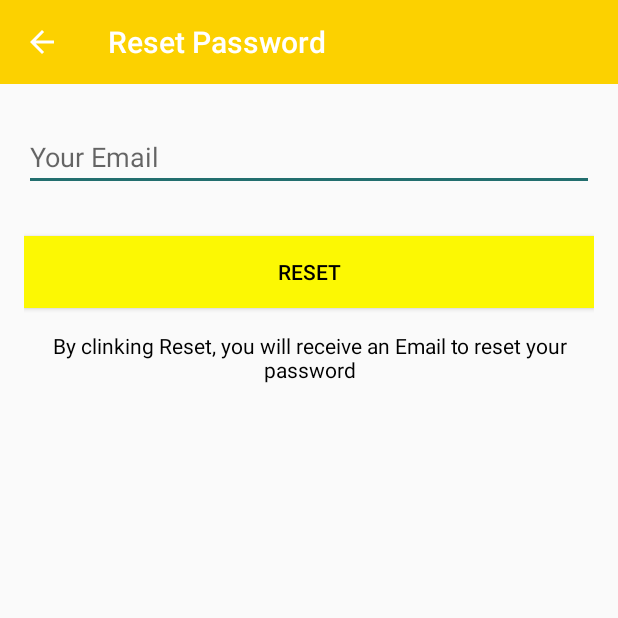
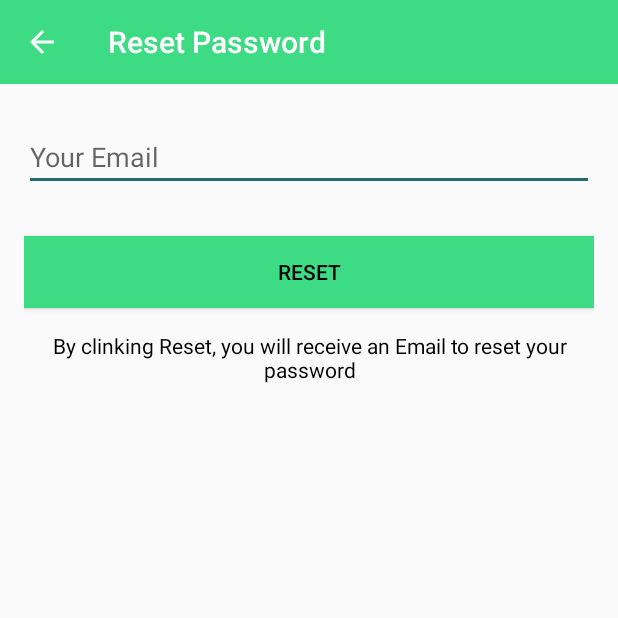
Before and after one commit to mukundS0ni/Firebase_Chatting_Apk, an Android app: the ResetPasswordActivity screen opened directly, with no data from a screen before it, on a phone screen of 412 x 824 dp, the top half of it. Run offline under Robolectric (Android 15) with nearby library versions, the phone set to English and light mode, and no system bars; our stand-ins replace Firebase (no records; nobody signed in at launch, a user with empty details on screens opened directly); libraries missing offline, so code that uses them is left out: com.rengwuxian.materialedittext; plain views replace MaterialEditText.

Commit message:
FireBase_Chating_Apk_ColorChange

```diff
--- a/app/src/main/AndroidManifest.xml
+++ b/app/src/main/AndroidManifest.xml
@@ -12,7 +12,7 @@
     <application
         android:allowBackup="true"
         android:icon="@mipmap/ic_launcher"
-        android:label="OnlChat"
+        android:label="ChatApk"
         android:roundIcon="@mipmap/ic_launcher_round"
         android:supportsRtl="true"
         android:theme="@style/AppTheme">
--- a/app/src/main/res/drawable/ic_launcher_foreground.xml
+++ b/app/src/main/res/drawable/ic_launcher_foreground.xml
@@ -3,13 +3,13 @@
     android:height="108dp"
     android:viewportWidth="108"
     android:viewportHeight="108"
-    android:tint="#FCEF00">
+    android:tint="#FFFFFF">
   <group android:scaleX="1.4616"
       android:scaleY="1.4616"
       android:translateX="36.4608"
       android:translateY="36.4608">
     <path
-        android:fillColor="@android:color/white"
+        android:fillColor="#fff"
         android:pathData="M20,2L4,2c-1.1,0 -1.99,0.9 -1.99,2L2,22l4,-4h14c1.1,0 2,-0.9 2,-2L22,4c0,-1.1 -0.9,-2 -2,-2zM9,11L7,11L7,9h2v2zM13,11h-2L11,9h2v2zM17,11h-2L15,9h2v2z"/>
   </group>
 </vector>
--- a/app/src/main/res/layout/activity_login.xml
+++ b/app/src/main/res/layout/activity_login.xml
@@ -52,7 +52,7 @@
         android:layout_below="@+id/password"
         android:layout_marginHorizontal="20dp"
         android:layout_marginTop="26dp"
-        android:background="#fcf803"
+        android:background="#3DDC84"
         android:text="Login"
         android:textSize="25dp" />
 
--- a/app/src/main/res/layout/activity_main.xml
+++ b/app/src/main/res/layout/activity_main.xml
@@ -15,7 +15,7 @@
                     android:layout_width="match_parent"
                     android:layout_height="wrap_content"
                     android:id="@+id/toolbar"
-                    android:background="#FCD100"
+                    android:background="#3DDC84"
                     android:theme = "@style/ThemeOverlay.AppCompat.Dark.ActionBar"
                     app:popupTheme = "@style/MenuStyle"
                     >
@@ -23,7 +23,7 @@
                             android:layout_width="30dp"
                             android:layout_height="30dp"
                             android:id="@+id/profile_image"
-                            android:background ="#FCD100"
+                            android:background ="#3DDC84"
                             />
 
                         <TextView
@@ -42,7 +42,7 @@
                 android:id="@+id/tab_layout"
                 android:layout_width="match_parent"
                 android:layout_height="wrap_content"
-                android:background="#FCD100"
+                android:background="#3DDC84"
                 app:tabSelectedTextColor="#000"
                 app:tabIndicatorColor="#000"
                 app:tabTextColor="#000"/>
--- a/app/src/main/res/layout/activity_message.xml
+++ b/app/src/main/res/layout/activity_message.xml
@@ -15,7 +15,7 @@
             android:layout_width="match_parent"
             android:layout_height="wrap_content"
             android:id="@+id/toolbar"
-            android:background="#FCD100"
+            android:background="#3DDC84"
             android:theme = "@style/ThemeOverlay.AppCompat.Dark.ActionBar"
             app:popupTheme = "@style/MenuStyle"
             >
@@ -23,7 +23,7 @@
             android:layout_width="30dp"
             android:layout_height="30dp"
             android:id="@+id/profile_image"
-            android:background ="#FCD100"
+            android:background ="#3DDC84"
             />
 
         <TextView
--- a/app/src/main/res/layout/activity_register.xml
+++ b/app/src/main/res/layout/activity_register.xml
@@ -9,7 +9,7 @@
     <androidx.appcompat.widget.Toolbar
         android:layout_width="match_parent"
         android:layout_height="wrap_content"
-        android:background="#FCD100">
+        android:background="#3DDC84">
 
         <include
             android:id="@+id/toolbar"
@@ -68,7 +68,7 @@
         android:layout_height="68dp"
         android:layout_marginHorizontal="20dp"
         android:layout_marginTop="450dp"
-        android:background="#FCF803"
+        android:background="#3DDC84"
         android:text="Register"
         android:textSize="25dp"
         tools:ignore="HardcodedText,SpUsage,UnusedAttribute" />
--- a/app/src/main/res/layout/activity_reset_password.xml
+++ b/app/src/main/res/layout/activity_reset_password.xml
@@ -31,7 +31,7 @@
             android:text="Reset"
             android:id="@+id/btn_reset"
             android:textColor="#000"
-            android:background="#FCF803"
+            android:background="#3DDC84"
             android:layout_marginTop="30dp"
             />
         <TextView
--- a/app/src/main/res/layout/activity_start.xml
+++ b/app/src/main/res/layout/activity_start.xml
@@ -14,7 +14,7 @@
         android:layout_centerHorizontal="true"
         android:layout_marginBottom="147dp"
         android:text="ChatApk"
-        android:textColor="#000"
+        android:textColor="#3DDC84"
         android:textSize="55sp"
         android:textStyle="bold" />
 
@@ -24,7 +24,7 @@
         android:layout_height="wrap_content"
         android:layout_alignParentTop="true"
         android:layout_marginTop="322dp"
-        android:background="#FCF803"
+        android:background="#3DDC84"
         android:textColor="#000"
         android:text="login"
         android:layout_marginRight="20dp"
@@ -36,7 +36,7 @@
         android:layout_height="wrap_content"
         android:layout_below="@+id/login"
         android:layout_marginTop="12dp"
-        android:background="#FCF803"
+        android:background="#3DDC84"
         android:text="register"
         android:layout_marginRight="20dp"
         android:layout_marginLeft="20dp"
--- a/app/src/main/res/layout/bar_layot.xml
+++ b/app/src/main/res/layout/bar_layot.xml
@@ -5,7 +5,7 @@
     android:layout_width="match_parent"
     android:layout_height="wrap_content"
     android:id="@+id/toolbar"
-    android:background="#FCD100"
+    android:background="#3DDC84"
     android:theme = "@style/ThemeOverlay.AppCompat.Dark.ActionBar"
     app:popupTheme = "@style/MenuStyle"
     >
--- a/app/src/main/res/values/ic_launcher_background.xml
+++ b/app/src/main/res/values/ic_launcher_background.xml
@@ -1,4 +1,4 @@
 <?xml version="1.0" encoding="utf-8"?>
 <resources>
-    <color name="ic_launcher_background">#3DDC84</color>
+    <color name="ic_launcher_background">#00FF76</color>
 </resources>
--- a/app/src/main/res/values/styles.xml
+++ b/app/src/main/res/values/styles.xml
@@ -3,8 +3,8 @@
     <!-- Base application theme. -->
     <style name="AppTheme" parent="Theme.AppCompat.Light.NoActionBar">
         <!-- Customize your theme here. -->
-        <item name="colorPrimary">#FCD100</item>
-        <item name="colorPrimaryDark">#FCD100</item>
+        <item name="colorPrimary">#3DDC84</item>
+        <item name="colorPrimaryDark">#3DDC84</item>
         <item name="colorAccent">@color/colorAccent</item>
     </style>
 
```
Also changed, not shown: app/src/main/ic_launcher-playstore.png.
